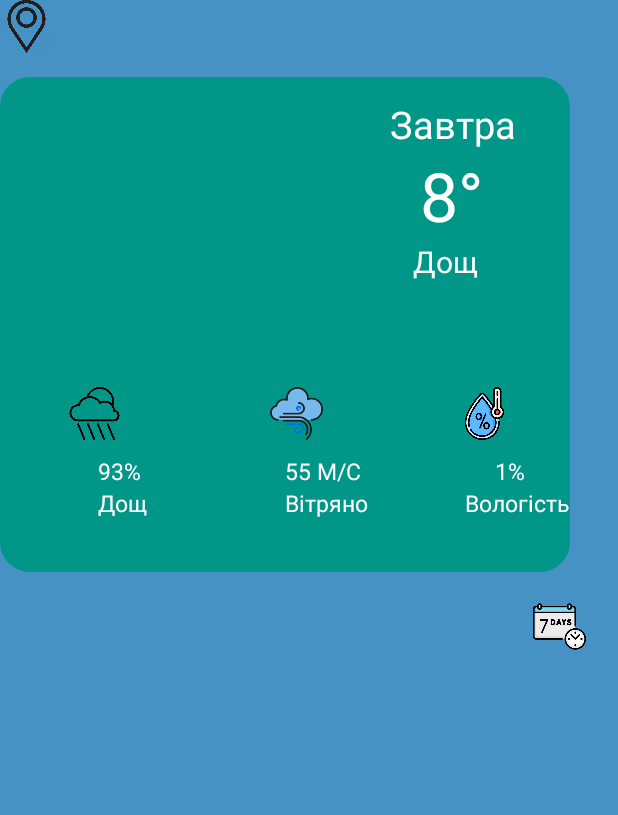
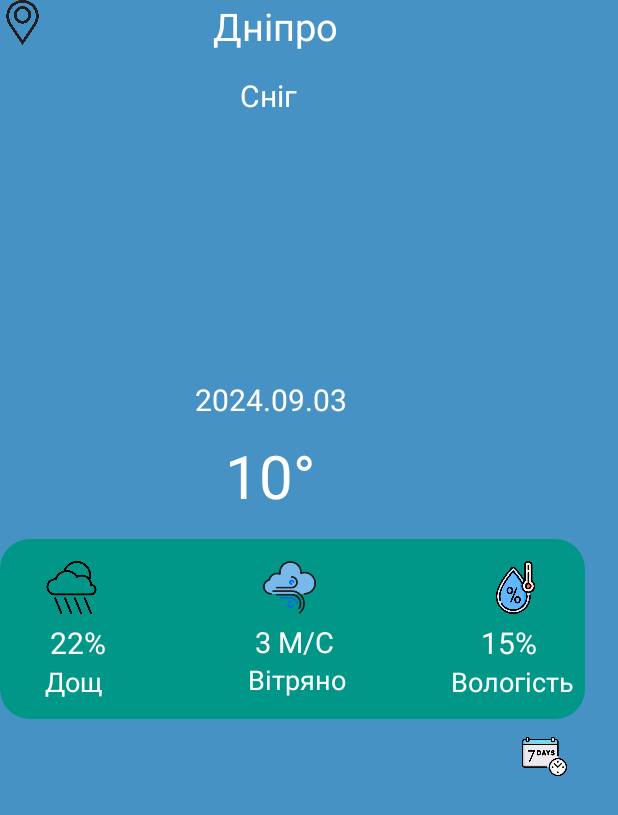
Before and after one commit to Nikolay-Ivanchenko94/WetherNow, an Android app: the screen it shows after launch (MainActivity), on a phone screen of 412 x 824 dp. Shown: the top 815 px of the screen. Run offline under Robolectric (Android 15) with nearby library versions, the phone set to English and light mode, and no system bars; our stand-ins replace Volley; network calls fail; pictures from the network do not load.

Commit message:
Redraw fragment_city_weather with ConstraintLayout Draw hour item of hour list in city weather screen

```diff
--- a/app/src/main/java/com/example/wethernow/fragment/CityWeatherFragment.java
+++ b/app/src/main/java/com/example/wethernow/fragment/CityWeatherFragment.java
@@ -41,7 +41,6 @@ public class CityWeatherFragment extends Fragment {
                              Bundle savedInstanceState) {
         binding = FragmentCityWeatherBinding.inflate(inflater,container,false);requestFutureForecast();
            requestCurrentWeather();
-           initRecyclerView();
            binding.btnmap.setOnClickListener(v-> {
             MapFragment mapFragment = new MapFragment();
             getActivity().getSupportFragmentManager().beginTransaction()
@@ -118,11 +117,7 @@ public class CityWeatherFragment extends Fragment {
         binding.tvHumidityDegree.setText(climate.getCurrent().getHumidity() + "%");
     }
 
-    private void initRecyclerView() {
-        binding.rvFuture.setLayoutManager(new LinearLayoutManager(getContext() ,LinearLayoutManager.VERTICAL,true));
-        futureAdapter  = new FutureAdapter(new ArrayList<>());
-        binding.rvFuture.setAdapter(futureAdapter);
-    }
+
 
 
 }
--- a/app/src/main/res/layout/fragment_city_weather.xml
+++ b/app/src/main/res/layout/fragment_city_weather.xml
@@ -18,67 +18,126 @@
 
       <Button
           android:id="@+id/btnmap"
-          android:layout_width="35dp"
-          android:layout_height="35dp"
+          android:layout_width="30dp"
+          android:layout_height="30dp"
           android:background="@drawable/map"
           tools:layout_editor_absoluteX="16dp"
-          tools:layout_editor_absoluteY="16dp" />
+          tools:layout_editor_absoluteY="16dp"
+          tools:ignore="MissingConstraints" />
 
 
-      <ImageView
-          android:id="@+id/birch"
-          android:layout_width="380dp"
-          android:layout_height="330dp"
-          android:layout_marginTop="16dp"
-          android:background="@drawable/background"
-          app:layout_constraintTop_toBottomOf="@+id/btnmap"
-          tools:layout_editor_absoluteX="16dp" />
+      <TextView
+          android:id="@+id/tvDnipro"
+          android:layout_width="wrap_content"
+          android:layout_height="match_parent"
+          android:layout_marginStart="112dp"
+          android:text="Дніпро"
+          android:textColor="@color/white"
+          android:textSize="25sp"
+          app:layout_constraintStart_toEndOf="@+id/btnmap"
+          tools:layout_editor_absoluteY="17dp" />
+
+
+
+
+      <TextView
+          android:layout_width="wrap_content"
+          android:layout_height="match_parent"
+          android:id="@+id/tvSnow"
+          android:text="Сніг"
+          android:textSize="20sp"
+          android:textColor="@color/white"
+          app:layout_constraintTop_toBottomOf="@+id/tvDnipro"
+          app:layout_constraintStart_toEndOf="@+id/btnmap"
+          android:layout_marginLeft="130dp"
+          android:layout_marginTop="15dp"/>
 
 
 
       <ImageView
+          android:layout_width="150dp"
+          android:layout_height="150dp"
           android:id="@+id/ivSunnyCloudy"
-          android:layout_width="170dp"
-          android:layout_height="170dp"
-          android:layout_marginTop="20dp"
-          app:layout_constraintStart_toStartOf="@+id/btnmap"
-          app:layout_constraintTop_toBottomOf="@+id/btnmap"/>
+          app:layout_constraintTop_toBottomOf="@+id/tvSnow"
+          android:layout_marginTop="10dp"
+          app:layout_constraintStart_toEndOf="@+id/btnmap"
+          android:layout_marginLeft="75dp"/>
 
-
-      <TextView
-          android:layout_width="match_parent"
-          android:layout_height="wrap_content"
-          android:id="@+id/tvTomorow"
-          android:text="Завтра"
-          android:textSize="25sp"
-          android:textColor="@color/white"
-          app:layout_constraintTop_toBottomOf="@+id/btnmap"
-          android:layout_marginTop="30dp"
-          app:layout_constraintStart_toEndOf="@+id/btnmap"
-          android:layout_marginLeft="260dp"/>
-
-      <TextView
-          android:layout_width="match_parent"
-          android:layout_height="wrap_content"
-          android:id="@+id/tvDegree"
-          android:text="8°"
-          android:textColor="@color/white"
-          android:textSize="45dp"
-          app:layout_constraintTop_toBottomOf="@+id/tvTomorow"
-          app:layout_constraintStart_toEndOf="@+id/tvTomorow"
-          android:layout_marginLeft="280dp"/>
 
 
 
       <TextView
-          android:layout_width="match_parent"
-          android:layout_height="wrap_content"
-          android:id="@+id/tvStatus"
-          android:text="Дощ"
+          android:layout_width="wrap_content"
+          android:layout_height="match_parent"
+          android:id="@+id/tvDate"
+          android:text="2024.09.03"
+          android:textSize="20sp"
+          android:textColor="@color/white"
+          app:layout_constraintTop_toBottomOf="@+id/ivSunnyCloudy"
+          app:layout_constraintStart_toEndOf="@+id/btnmap"
+          android:layout_marginTop="15dp"
+          android:layout_marginLeft="100dp"/>
+
+
+
+      <TextView
+          android:layout_width="wrap_content"
+          android:layout_height="match_parent"
+          android:id="@+id/tvDegree"
+          android:text="10°"
+          android:textSize="40dp"
+          android:textColor="@color/white"
+          app:layout_constraintStart_toEndOf="@+id/btnmap"
+          app:layout_constraintTop_toBottomOf="@+id/tvDate"
+          android:layout_marginLeft="120dp"
+          android:layout_marginTop="10dp"/>
+
+
+      <ImageView
+          android:id="@+id/ivBirch"
+          android:layout_width="390dp"
+          android:layout_height="120dp"
+          app:layout_constraintTop_toBottomOf="@+id/tvDegree"
+          android:layout_marginTop="15dp"
+          android:background="@drawable/background"
+          tools:ignore="MissingConstraints"
+          tools:layout_editor_absoluteX="10dp"/>
+
+
+      <ImageView
+          android:layout_width="35dp"
+          android:layout_height="35dp"
+          android:id="@+id/ivRain"
+          android:background="@drawable/rain"
+          app:layout_constraintTop_toBottomOf="@+id/tvDegree"
+          android:layout_marginTop="30dp"
+          tools:ignore="MissingConstraints"
+          app:layout_constraintStart_toEndOf="@+id/btnmap"/>
+
+
+      <TextView
+          android:layout_width="wrap_content"
+          android:layout_height="match_parent"
+          android:id="@+id/tvDegreeRain"
+          android:text="22%"
           android:textColor="@color/white"
           android:textSize="20sp"
-          app:layout_constraintTop_toBottomOf="@+id/tvDegree"
-          android:layout_marginLeft="275dp"/>
+          app:layout_constraintTop_toBottomOf="@+id/ivRain"
+          android:layout_marginTop="5dp"
+          app:layout_constraintStart_toEndOf="@+id/btnmap"
+          android:layout_marginLeft="3dp"/>
+
+
+
+      <TextView
+          android:layout_width="wrap_content"
+          android:layout_height="match_parent"
+          android:id="@+id/tvRain"
+          android:text="Дощ"
+          android:textSize="18sp"
+          android:textColor="@color/white"
+          app:layout_constraintTop_toBottomOf="@+id/tvDegreeRain"
+          app:layout_constraintStart_toEndOf="@id/btnmap"/>
 
 
 
@@ -86,72 +145,39 @@
       <ImageView
           android:layout_width="35dp"
           android:layout_height="35dp"
-          android:id="@+id/ivRain"
-          android:background="@drawable/rain"
-          app:layout_constraintTop_toBottomOf="@+id/tvStatus"
-          android:layout_marginLeft="45dp"
-          android:layout_marginTop="70dp"
-          app:layout_constraintStart_toStartOf="@+id/ivSunnyCloudy"/>
+          android:id="@+id/ivWindy"
+          app:layout_constraintTop_toBottomOf="@+id/tvDegree"
+          android:background="@drawable/windy"
+          android:layout_marginTop="30dp"
+          app:layout_constraintStart_toEndOf="@+id/btnmap"
+          android:layout_marginLeft="145dp"/>
+
+
+      <TextView
+          android:layout_width="wrap_content"
+          android:layout_height="match_parent"
+          android:id="@+id/tvWindyDegree"
+          android:text="3 M/C"
+          android:textSize="19sp"
+          android:textColor="@color/white"
+          app:layout_constraintTop_toBottomOf="@id/ivWindy"
+          app:layout_constraintStart_toEndOf="@+id/btnmap"
+          android:layout_marginLeft="140dp"
+          android:layout_marginTop="5dp"/>
+
 
 
 
       <TextView
-          android:layout_width="match_parent"
-          android:layout_height="wrap_content"
-          android:id="@+id/tvDegreeRain"
-          android:text="93%"
-          android:textColor="@color/white"
-          android:textSize="15sp"
-          app:layout_constraintTop_toBottomOf="@+id/ivRain"
-          android:layout_marginLeft="65dp"
-          android:layout_marginTop="10dp"/>
-
-
-
-      <TextView
-          android:layout_width="match_parent"
-          android:layout_height="wrap_content"
-          android:id="@+id/tvRain"
-          android:text="Дощ"
-          android:textColor="@color/white"
-          android:textSize="15sp"
-          app:layout_constraintTop_toBottomOf="@+id/tvDegreeRain"
-          android:layout_marginLeft="65dp"/>
-
-
-
-      <ImageView
-          android:layout_width="35dp"
-          android:layout_height="35dp"
-          android:id="@+id/ivWindy"
-          android:background="@drawable/windy"
-          app:layout_constraintTop_toBottomOf="@+id/tvStatus"
-          android:layout_marginLeft="180dp"
-          app:layout_constraintStart_toStartOf="@+id/ivSunnyCloudy"
-          android:layout_marginTop="70dp"/>
-
-
-      <TextView
-          android:layout_width="match_parent"
-          android:layout_height="wrap_content"
-          android:id="@+id/tvWindyDegree"
-          android:text="55 M/C"
-          android:textSize="15sp"
-          android:textColor="@color/white"
-          app:layout_constraintTop_toBottomOf="@+id/ivWindy"
-          android:layout_marginLeft="190dp"
-          android:layout_marginTop="10dp"/>
-
-
-      <TextView
-          android:layout_width="match_parent"
-          android:layout_height="wrap_content"
+          android:layout_width="wrap_content"
+          android:layout_height="match_parent"
           android:id="@+id/tvWindy"
           android:text="Вітряно"
-          android:textSize="15sp"
           android:textColor="@color/white"
+          android:textSize="18sp"
           app:layout_constraintTop_toBottomOf="@+id/tvWindyDegree"
-          android:layout_marginLeft="190dp"/>
+          app:layout_constraintStart_toEndOf="@+id/btnmap"
+          android:layout_marginLeft="135dp"/>
 
 
 
@@ -159,65 +185,59 @@
           android:layout_width="35dp"
           android:layout_height="35dp"
           android:id="@+id/ivHumidity"
+          app:layout_constraintTop_toBottomOf="@+id/tvDegree"
           android:background="@drawable/humidity"
-          app:layout_constraintTop_toBottomOf="@+id/tvStatus"
-          android:layout_marginLeft="305dp"
-          android:layout_marginTop="70dp"
-          app:layout_constraintStart_toStartOf="@+id/ivSunnyCloudy"/>
+          android:layout_marginTop="30dp"
+          app:layout_constraintStart_toEndOf="@+id/ivWindy"
+          android:layout_marginLeft="115dp"/>
+
 
 
 
       <TextView
-          android:layout_width="match_parent"
-          android:layout_height="wrap_content"
+          android:layout_width="wrap_content"
+          android:layout_height="match_parent"
           android:id="@+id/tvHumidityDegree"
-          android:text="1%"
-          android:textSize="15sp"
+          android:text="15%"
+          android:textSize="20sp"
           android:textColor="@color/white"
-          app:layout_constraintTop_toBottomOf="@+id/ivWindy"
-          android:layout_marginLeft="330dp"
-          android:layout_marginTop="10dp"/>
+          app:layout_constraintTop_toBottomOf="@+id/ivHumidity"
+          android:layout_marginTop="5dp"
+          app:layout_constraintStart_toEndOf="@+id/ivWindy"
+          android:layout_marginLeft="110dp"/>
+
 
 
       <TextView
-          android:layout_width="match_parent"
-          android:layout_height="wrap_content"
+          android:layout_width="wrap_content"
+          android:layout_height="match_parent"
           android:id="@+id/tvHumidity"
           android:text="Вологість"
-          android:textSize="15sp"
+          android:textSize="18sp"
           android:textColor="@color/white"
           app:layout_constraintTop_toBottomOf="@+id/tvHumidityDegree"
-          android:layout_marginLeft="310dp"/>
+          app:layout_constraintStart_toEndOf="@+id/ivWindy"
+          android:layout_marginLeft="90dp"/>
 
 
 
-
-         <TextView
-             android:layout_width="35dp"
-             android:layout_height="35dp"
-             android:id="@+id/btn7NextDays"
-             android:background="@drawable/btn7days"
-             app:layout_constraintTop_toBottomOf="@+id/tvHumidityDegree"
-             android:layout_marginTop="75dp"
-             app:layout_constraintStart_toStartOf="@+id/tvHumidityDegree"
-             android:layout_marginLeft="25dp"/>
+      <Button
+          android:layout_width="30dp"
+          android:layout_height="30dp"
+          android:id="@+id/btn7NextDays"
+          android:background="@drawable/btn7days"
+          app:layout_constraintTop_toBottomOf="@+id/ivBirch"
+          android:layout_marginTop="10dp"
+          app:layout_constraintStart_toEndOf="@+id/tvRain"
+          android:layout_marginLeft="280dp"/>
 
 
-
-      <androidx.recyclerview.widget.RecyclerView
-          android:layout_width="match_parent"
-          android:layout_height="match_parent"
-          android:id="@+id/rvFuture"
-          app:layout_constraintTop_toBottomOf="@+id/btn7NextDays"/>
-
-
-
-
-
-
-
-
-
+          <androidx.recyclerview.widget.RecyclerView
+              android:layout_width="match_parent"
+              android:layout_height="match_parent"
+              android:id="@+id/rvHourly"
+              app:layout_constraintTop_toBottomOf="@+id/ivBirch"
+              android:layout_marginTop="40dp"/>
 
 
 
```
